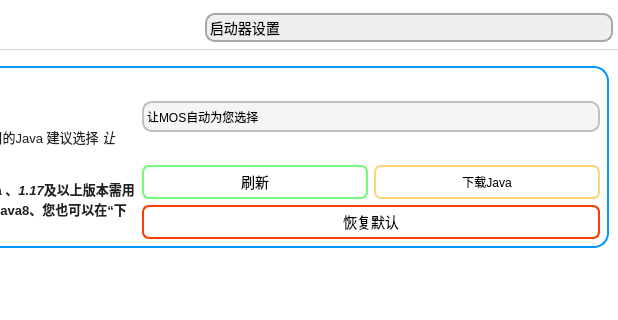
Before: the Qt Designer form UI/UI/MOS_UI.ui in David-xian66/Minecraft-Optimal-Starter_2, drawn with Qt 5; both pictures show x 382 to 1000 and y 0 to 320 of the 1000 by 583 pixel window.
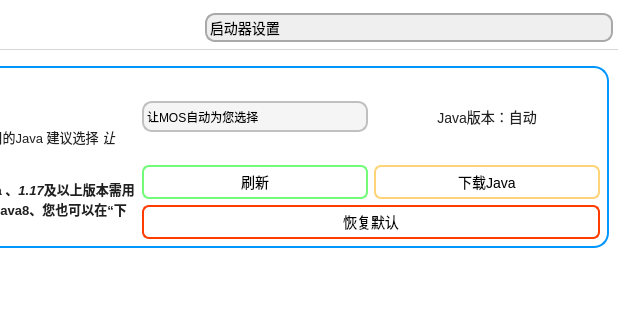
After: the same form once the commit is applied. The open tabs and pages were chosen to show the change. Icons and pictures are not drawn.

Commit message: java功能继续完善

```diff
--- a/UI/UI/MOS_UI.ui
+++ b/UI/UI/MOS_UI.ui
@@ -3260,7 +3260,7 @@
                  <x>0</x>
                  <y>0</y>
                  <width>832</width>
-                 <height>521</height>
+                 <height>506</height>
                 </rect>
                </property>
                <property name="styleSheet">
@@ -3272,7 +3272,6 @@
                   <property name="styleSheet">
                    <string notr="true">QWidget{background-color: rgba(255, 255, 255, 0);border-radius:15px;border: 2px solid rgb(0, 150, 255);}
 QLabel{border-style:none;}
-#label_6{text-decoration: underline;}
 QComboBox {
 	border: 2px solid rgb(192, 192, 192); /* border: 宽度 线类型 颜色 */
 	height:27px;
@@ -3338,13 +3337,13 @@
                       <string notr="true">font-size: 13px;</string>
                      </property>
                      <property name="text">
-                      <string>&lt;html&gt;&lt;head/&gt;&lt;body&gt;&lt;p&gt;&lt;span style=&quot; font-size:18pt;&quot;&gt;下载源设置&lt;/span&gt;&lt;/p&gt;&lt;p&gt;在这里 你可以选择下载源&lt;/p&gt;&lt;p&gt;&lt;br/&gt;&lt;/p&gt;&lt;/body&gt;&lt;/html&gt;</string>
+                      <string>&lt;html&gt;&lt;head/&gt;&lt;body&gt;&lt;p&gt;&lt;span style=&quot; font-size:18pt;&quot;&gt;下载源设置&lt;/span&gt;&lt;/p&gt;&lt;p&gt;在这里 你可以选择下载源&lt;/p&gt;&lt;/body&gt;&lt;/html&gt;</string>
                      </property>
                      <property name="scaledContents">
                       <bool>false</bool>
                      </property>
                      <property name="alignment">
-                      <set>Qt::AlignLeading|Qt::AlignLeft|Qt::AlignVCenter</set>
+                      <set>Qt::AlignLeading|Qt::AlignLeft|Qt::AlignTop</set>
                      </property>
                      <property name="wordWrap">
                       <bool>true</bool>
@@ -3517,7 +3516,7 @@
                       <bool>false</bool>
                      </property>
                      <property name="alignment">
-                      <set>Qt::AlignLeading|Qt::AlignLeft|Qt::AlignVCenter</set>
+                      <set>Qt::AlignLeading|Qt::AlignLeft|Qt::AlignTop</set>
                      </property>
                      <property name="wordWrap">
                       <bool>true</bool>
@@ -3574,7 +3573,6 @@
                   <property name="styleSheet">
                    <string notr="true">QWidget{background-color: rgba(255, 255, 255, 0);border-radius:15px;border: 2px solid rgb(0, 150, 255);}
 QLabel{border-style:none;}
-#label_6{text-decoration: underline;}
 QPushButton{height:30px;background-color: rgba(255, 255, 255,0);border-radius:7px;border:2px solid rgb(255, 59, 0);}
 QPushButton::hover{color: rgb(255, 59, 0)}
 QPushButton::pressed{background-color: rgba(255, 0, 0, 100);}
@@ -3601,7 +3599,7 @@
                       <bool>false</bool>
                      </property>
                      <property name="alignment">
-                      <set>Qt::AlignLeading|Qt::AlignLeft|Qt::AlignVCenter</set>
+                      <set>Qt::AlignLeading|Qt::AlignLeft|Qt::AlignTop</set>
                      </property>
                      <property name="wordWrap">
                       <bool>true</bool>
@@ -3869,8 +3867,8 @@
                 <rect>
                  <x>0</x>
                  <y>0</y>
-                 <width>258</width>
-                 <height>845</height>
+                 <width>832</width>
+                 <height>506</height>
                 </rect>
                </property>
                <property name="styleSheet">
@@ -3950,16 +3948,6 @@
 #pushButton_23::pressed{background-color: rgb(255, 238, 203);color: rgb(255, 255, 255);}</string>
                   </property>
                   <layout class="QGridLayout" name="gridLayout_31">
-                   <item row="2" column="2">
-                    <widget class="QPushButton" name="pushButton_22">
-                     <property name="styleSheet">
-                      <string notr="true">font-size: 14px;</string>
-                     </property>
-                     <property name="text">
-                      <string>刷新</string>
-                     </property>
-                    </widget>
-                   </item>
                    <item row="0" column="0" rowspan="4">
                     <widget class="QLabel" name="label_14">
                      <property name="styleSheet">
@@ -3984,18 +3972,22 @@
                    </item>
                    <item row="2" column="3">
                     <widget class="QPushButton" name="pushButton_23">
+                     <property name="styleSheet">
+                      <string notr="true">font-size: 14px;</string>
+                     </property>
                      <property name="text">
                       <string>下载Java</string>
                      </property>
                     </widget>
                    </item>
-                   <item row="0" column="2" rowspan="2" colspan="2">
-                    <widget class="QComboBox" name="comboBox_7">
-                     <item>
+                   <item row="2" column="2">
+                    <widget class="QPushButton" name="pushButton_22">
+                     <property name="styleSheet">
+                      <string notr="true">font-size: 14px;</string>
+                     </property>
                       <property name="text">
-                       <string>让MOS自动为您选择</string>
-                      </property>
-                     </item>
+                      <string>刷新</string>
+                     </property>
                     </widget>
                    </item>
                    <item row="3" column="2" colspan="2">
@@ -4038,6 +4030,31 @@
                      </property>
                     </widget>
                    </item>
+                   <item row="0" column="2" rowspan="2">
+                    <widget class="QComboBox" name="comboBox_7">
+                     <item>
+                      <property name="text">
+                       <string>让MOS自动为您选择</string>
+                      </property>
+                     </item>
+                    </widget>
+                   </item>
+                   <item row="0" column="3" rowspan="2">
+                    <widget class="QLabel" name="label_37">
+                     <property name="styleSheet">
+                      <string notr="true">font-size: 14px;</string>
+                     </property>
+                     <property name="text">
+                      <string>Java版本：自动</string>
+                     </property>
+                     <property name="alignment">
+                      <set>Qt::AlignCenter</set>
+                     </property>
+                     <property name="wordWrap">
+                      <bool>true</bool>
+                     </property>
+                    </widget>
+                   </item>
                   </layout>
                  </widget>
                 </item>
@@ -4240,8 +4257,8 @@
             <rect>
              <x>0</x>
              <y>0</y>
-             <width>504</width>
-             <height>832</height>
+             <width>832</width>
+             <height>800</height>
             </rect>
            </property>
            <property name="styleSheet">
```
Lines whose indentation alone changed are shown as unchanged. The commit also changes 2 other files.
